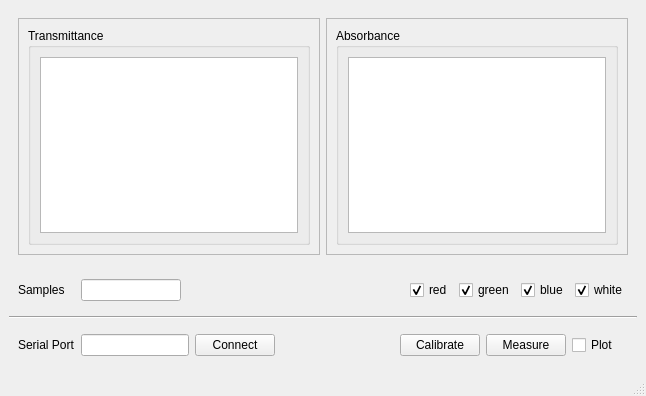
iorodeo/colorimeter, file python/Colorimeter/colorimeter_basic_gui/colorimeter_basic_gui.ui: the form before one commit.
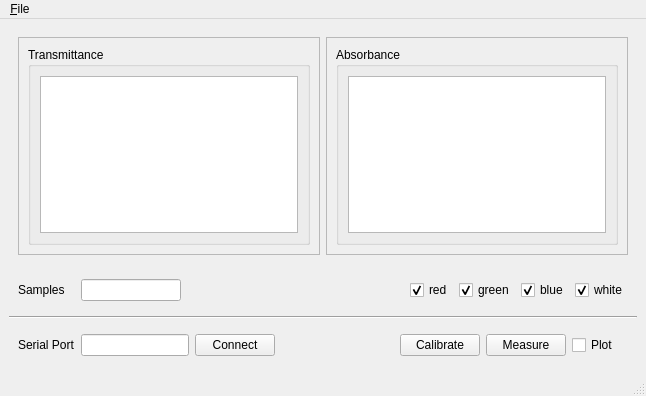
The form after the commit.

Commit message: Worked on basic program. Fixed some issues with bar chart as it didn't reflect the current led selection. Made it so that bar chart updates with any changes to GUI and closes when GUI is closed.

Patch:
```diff
--- a/python/Colorimeter/colorimeter_basic_gui/colorimeter_basic_gui.ui
+++ b/python/Colorimeter/colorimeter_basic_gui/colorimeter_basic_gui.ui
@@ -34,7 +34,11 @@
             </property>
             <layout class="QVBoxLayout" name="verticalLayout">
              <item>
-              <widget class="QTextEdit" name="transmissionTextEdit"/>
+              <widget class="QTextEdit" name="transmissionTextEdit">
+               <property name="readOnly">
+                <bool>true</bool>
+               </property>
+              </widget>
              </item>
             </layout>
            </widget>
@@ -58,7 +62,11 @@
             </property>
             <layout class="QVBoxLayout" name="verticalLayout_3">
              <item>
-              <widget class="QTextEdit" name="absorbanceTextEdit"/>
+              <widget class="QTextEdit" name="absorbanceTextEdit">
+               <property name="readOnly">
+                <bool>true</bool>
+               </property>
+              </widget>
              </item>
             </layout>
            </widget>
@@ -305,6 +313,13 @@
      <height>23</height>
     </rect>
    </property>
+   <widget class="QMenu" name="menu_File">
+    <property name="title">
+     <string>&amp;File</string>
+    </property>
+    <addaction name="actionSave"/>
+   </widget>
+   <addaction name="menu_File"/>
   </widget>
   <widget class="QStatusBar" name="statusbar"/>
  </widget>
```
Left out of the diff: 5 changed lines with no effect on the pictures. The commit also changes 4 other files.
